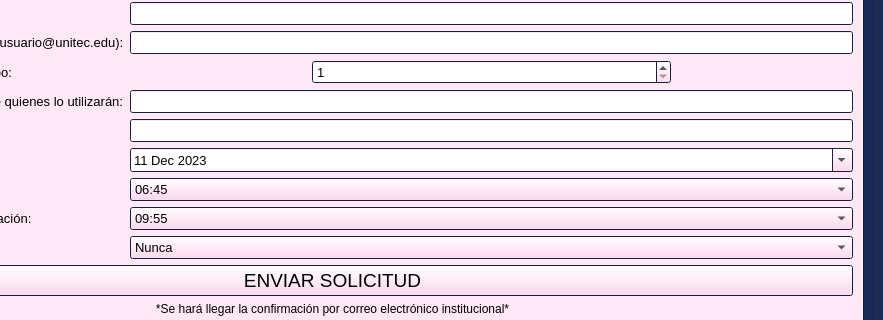
This is cframe.ui in EmaGaleas/ReservaLaboratorio_LabProgra3 as Qt 5 draws it before an edit; both pictures show x 218 to 1101 and y 351 to 671 of the 1101 by 923 pixel window. The edited form follows.
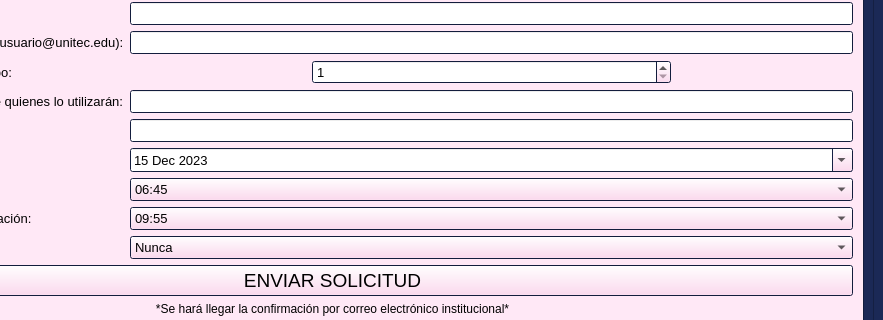
This is the edited form. The open tabs and pages were chosen to show the change.

```diff
--- a/cframe.ui
+++ b/cframe.ui
@@ -838,14 +838,14 @@
                 <second>0</second>
                 <year>2023</year>
                 <month>12</month>
-                <day>11</day>
+                <day>15</day>
                </datetime>
               </property>
               <property name="minimumDate">
                <date>
                 <year>2023</year>
                 <month>12</month>
-                <day>11</day>
+                <day>15</day>
                </date>
               </property>
               <property name="calendarPopup">
```
Left out of the diff: 2 changed lines with no effect on the pictures.
